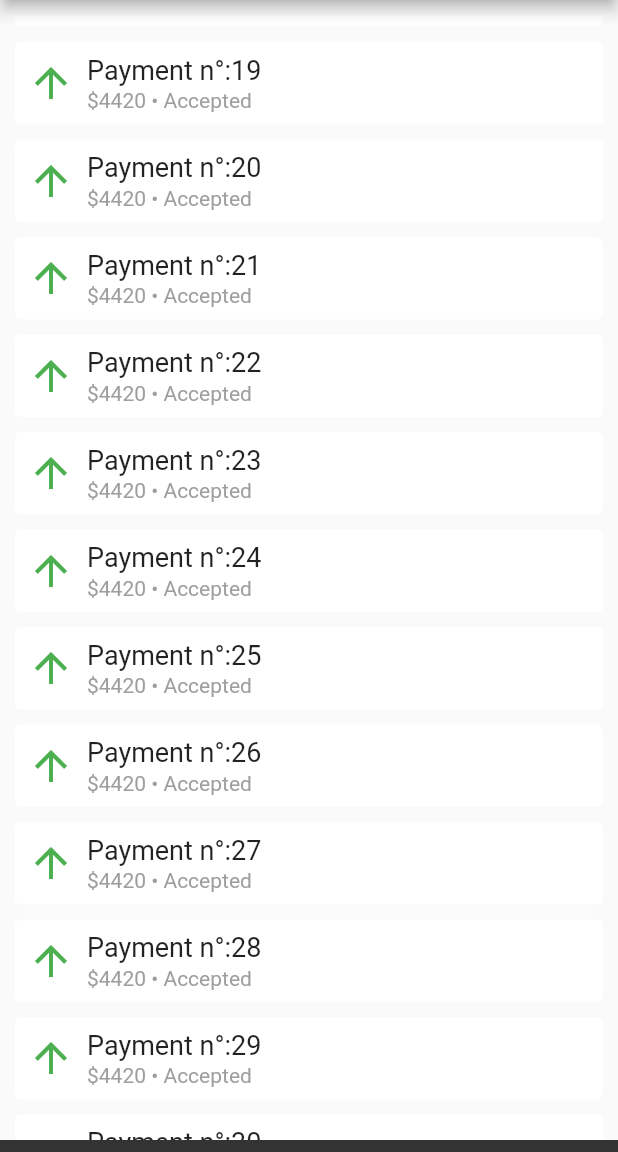
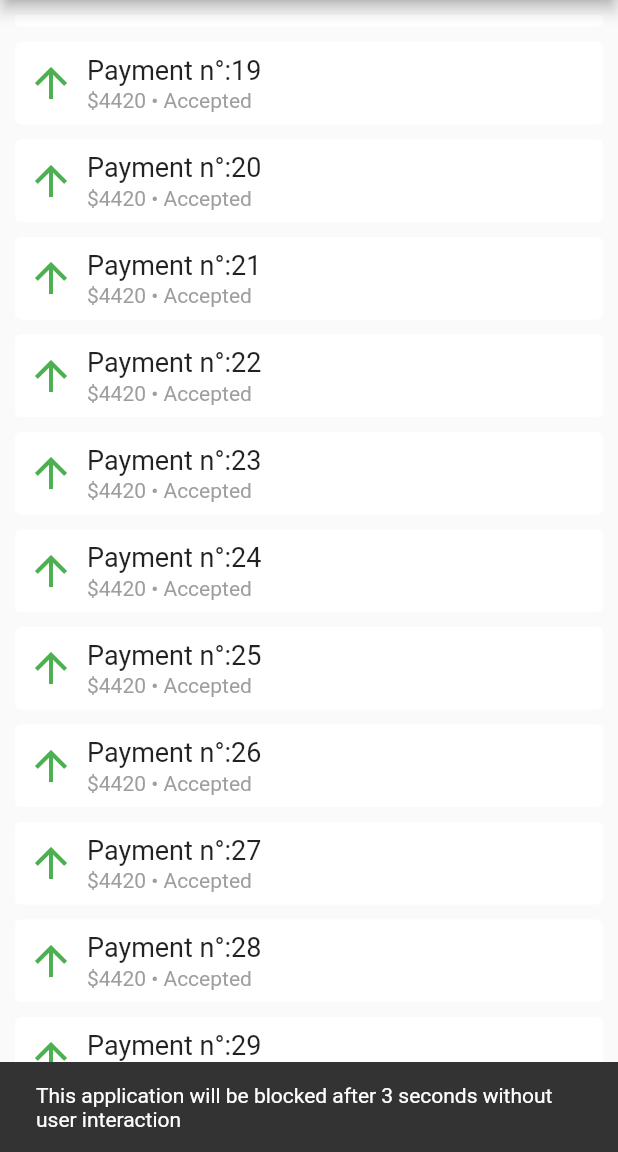
Before and after one commit to srnunio/activsy, a Flutter app: the TransactionsPage screen opened by its route, scrolled down 1152 dp, on a phone screen of 412 x 824 dp, the part 84-1236 px from its top. Run offline on Flutter 3.47's test engine with Material 2 defaults, Android fonts, the phone set to English and light mode, and no system bars; missing offline and left inert: pin_code_view.

Commit message:
update example

```diff
--- a/example/lib/main.dart
+++ b/example/lib/main.dart
@@ -15,14 +15,14 @@ class App extends StatefulWidget {
 
 class _AppState extends State<App> {
   final GlobalKey<NavigatorState> _globalKey = GlobalKey<NavigatorState>();
-  final int _seconds = 10;
+  final int _waiTime = 3;
 
   void onEvent(dynamic _) {
-    print('onEvent');
+    debugPrint('onEvent');
   }
 
-  void noActivity() async {
-    print('noActivity called :)');
+  void onTimeOut() async {
+    debugPrint('onTimeOut :)');
     await _globalKey.currentState!.pushNamed(AuthenticationPage.route);
     Activsy.start();
   }
@@ -30,13 +30,14 @@ class _AppState extends State<App> {
   @override
   void initState() {
     super.initState();
-    Activsy.config(seconds: _seconds, noActivity: noActivity).init();
+    Activsy.initialize(waiTime: _waiTime, onTimeOut: onTimeOut);
+    Activsy.start();
   }
 
   @override
   Widget build(BuildContext context) {
     return ActivsyWidget(
-      detectedMouseAction: false,
+      withMouse: true,
       onEvent: onEvent,
       builder: (ctx) {
         return MaterialApp(
@@ -45,9 +46,8 @@ class _AppState extends State<App> {
           theme: ThemeData(
             primarySwatch: Colors.blue,
           ),
-          initialRoute: TransactionsPage.route,
+          initialRoute: '/',
           onGenerateRoute: AppRouter.route,
-          home: TransactionsPage(),
         );
       },
     );
@@ -56,10 +56,8 @@ class _AppState extends State<App> {
 
 abstract class AppRouter {
   static Route<dynamic> route(RouteSettings settings) {
+    debugPrint("route:: ${settings.name}");
     switch (settings.name) {
-      case TransactionsPage.route:
-        return MaterialPageRoute(builder: (_) => TransactionsPage());
-
       case AuthenticationPage.route:
         return MaterialPageRoute(builder: (_) => AuthenticationPage());
       default:
--- a/example/lib/src/transactions.dart
+++ b/example/lib/src/transactions.dart
@@ -10,7 +10,7 @@ class TransactionsPage extends StatefulWidget {
 }
 
 class _TransactionsPageState extends State<TransactionsPage> {
-  ScrollController _controller = ScrollController();
+  final ScrollController _controller = ScrollController();
 
   List<Map<String, dynamic>> _items = [];
 
@@ -23,7 +23,7 @@ class _TransactionsPageState extends State<TransactionsPage> {
   }
 
   void fetchData() async {
-    await Future.delayed(Duration(milliseconds: 300));
+    await Future.delayed(const Duration(milliseconds: 300));
 
     var list = List.generate(15, (index) => createItem()).toList();
     setState(() => _items.addAll(list));
@@ -33,16 +33,12 @@ class _TransactionsPageState extends State<TransactionsPage> {
     return ListView.separated(
         controller: _controller,
         itemCount: _items.length,
-        separatorBuilder: (ctx, index) {
-          return SizedBox(
-            height: 10.0,
-          );
-        },
+        separatorBuilder: (ctx, index) => const SizedBox(height: 10.0),
         itemBuilder: (ctx, index) {
           var item = _items[index];
           return Container(
-            margin: EdgeInsets.only(left: 10.0, right: 10.0),
-            padding: EdgeInsets.all(8.0),
+            margin: const EdgeInsets.only(left: 10.0, right: 10.0),
+            padding: const EdgeInsets.all(8.0),
             decoration: BoxDecoration(
                 color: Colors.white, borderRadius: BorderRadius.circular(4.0)),
             child: Row(
@@ -52,30 +48,26 @@ class _TransactionsPageState extends State<TransactionsPage> {
                   color: item['color'],
                   size: 32.0,
                 ),
-                SizedBox(
-                  width: 8.0,
-                ),
+                const SizedBox(width: 8.0),
                 Column(
                   crossAxisAlignment: CrossAxisAlignment.start,
                   mainAxisAlignment: MainAxisAlignment.start,
                   children: [
                     Text(
                       'Payment n°:${index + 1}',
-                      style: TextStyle(fontSize: 18.0),
+                      style: const TextStyle(fontSize: 18.0),
                     ),
-                    SizedBox(
-                      height: 2.0,
-                    ),
+                    const SizedBox(height: 2.0),
                     Text.rich(TextSpan(children: [
                       TextSpan(
                           text: "\$${item['amount']}",
-                          style: TextStyle(fontSize: 14.0, color: Colors.grey)),
-                      TextSpan(
+                          style: const TextStyle(fontSize: 14.0, color: Colors.grey)),
+                      const TextSpan(
                           text: " • ",
                           style: TextStyle(fontSize: 14.0, color: Colors.grey)),
                       TextSpan(
                           text: "${item['status']}",
-                          style: TextStyle(fontSize: 14.0, color: Colors.grey))
+                          style: const TextStyle(fontSize: 14.0, color: Colors.grey))
                     ]))
                   ],
                 )
@@ -90,10 +82,10 @@ class _TransactionsPageState extends State<TransactionsPage> {
     // TODO: implement initState
     super.initState();
 
-    Future.delayed(Duration(seconds: 1), () {
-      ScaffoldMessenger.of(context).showSnackBar(SnackBar(
-          content: Text(
-              'This application will be blocked after 10 seconds without user interaction ')));
+    Future.delayed(const Duration(milliseconds: 300), () {
+      ScaffoldMessenger.of(context).showSnackBar(const SnackBar(
+          content: Text('This application will be blocked after 3 '
+              'seconds without user interaction ')));
     });
 
     _controller.addListener(() {
@@ -110,13 +102,11 @@ class _TransactionsPageState extends State<TransactionsPage> {
   Widget build(BuildContext context) {
     return Scaffold(
       appBar: AppBar(
-        title: Text('Transactions'),
+        title: const Text('Transactions'),
       ),
       body: Column(
         children: [
-          SizedBox(
-            height: 10,
-          ),
+          const SizedBox(height: 10),
           Expanded(child: _bodyList())
         ],
       ),
```
Also changed, not shown: example/pubspec.lock, 3 other files.
